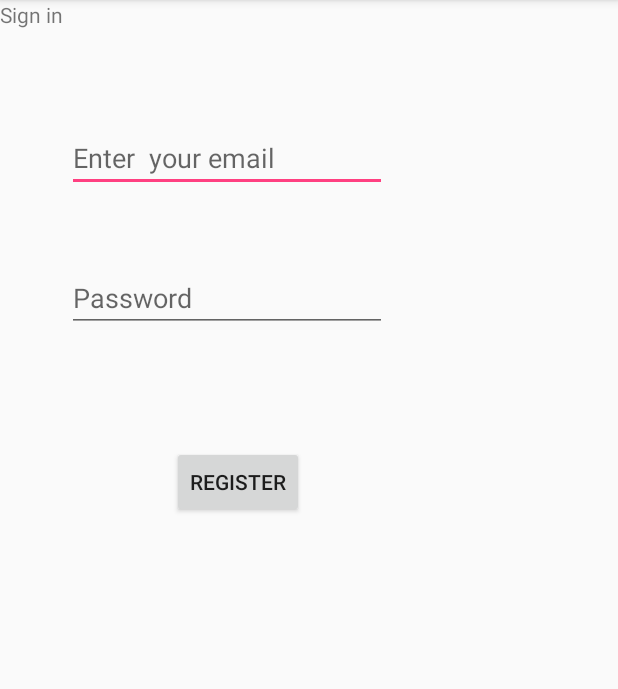
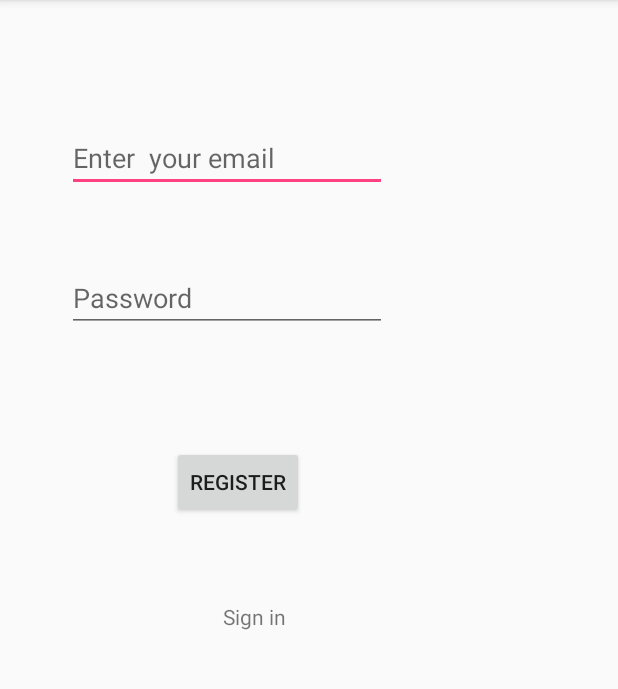
Before and after one commit to laur4444/Hackathon2, an Android app: the screen it shows after launch (MainActivity), on a phone screen of 412 x 824 dp, the part 84-773 px from its top. Run offline under Robolectric (Android 15) with nearby library versions, the phone set to English and light mode, and no system bars; our stand-ins replace Firebase (no records; nobody signed in at launch, a user with empty details on screens opened directly).

Commit message:
Bagat Login

```diff
--- a/app/src/main/java/net/ddns/dunno/hackathon/MainActivity.java
+++ b/app/src/main/java/net/ddns/dunno/hackathon/MainActivity.java
@@ -78,6 +78,7 @@ public class MainActivity extends AppCompatActivity implements View.OnClickListe
                 } else {
                     Toast.makeText(MainActivity.this, "Could not register!", Toast.LENGTH_SHORT).show();
                 }
+                loadingDialog.cancel();
             }
         });
 
--- a/app/src/main/res/layout/activity_main.xml
+++ b/app/src/main/res/layout/activity_main.xml
@@ -62,7 +62,15 @@
         android:id="@+id/user_Login"
         android:layout_width="wrap_content"
         android:layout_height="wrap_content"
+        android:layout_marginBottom="8dp"
+        android:layout_marginEnd="8dp"
+        android:layout_marginStart="8dp"
+        android:layout_marginTop="8dp"
         android:text="Sign in"
-        tools:layout_editor_absoluteX="128dp"
-        tools:layout_editor_absoluteY="266dp" />
+        app:layout_constraintBottom_toBottomOf="parent"
+        app:layout_constraintEnd_toEndOf="parent"
+        app:layout_constraintHorizontal_bias="0.397"
+        app:layout_constraintStart_toStartOf="parent"
+        app:layout_constraintTop_toTopOf="parent"
+        app:layout_constraintVertical_bias="0.537" />
 </android.support.constraint.ConstraintLayout>
```
